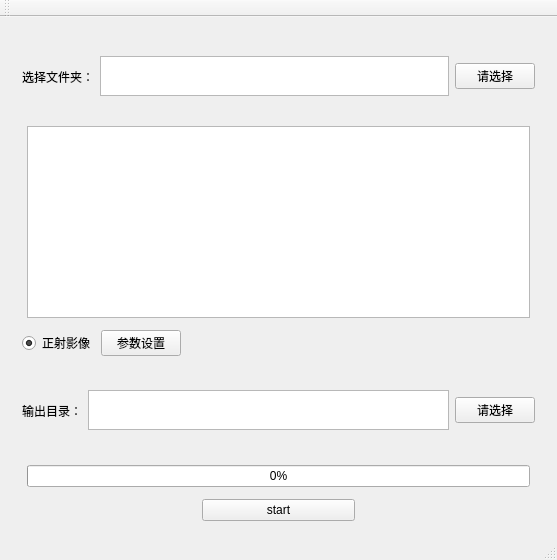
First picture: the form in openDroneMap-QT/mainwindow.ui, repository meitotoro/odm-ubuntu, before the edit.
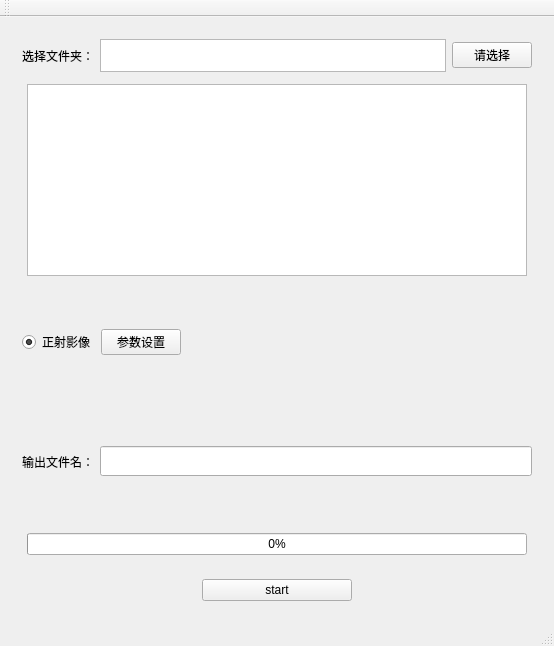
Second picture: the form after the edit.

The edit to the form file:
```diff
--- a/openDroneMap-QT/mainwindow.ui
+++ b/openDroneMap-QT/mainwindow.ui
@@ -6,8 +6,8 @@
    <rect>
     <x>0</x>
     <y>0</y>
-    <width>557</width>
-    <height>560</height>
+    <width>554</width>
+    <height>646</height>
    </rect>
   </property>
   <property name="windowTitle">
@@ -17,6 +17,12 @@
    <layout class="QVBoxLayout" name="verticalLayout">
     <item>
      <widget class="QWidget" name="widget" native="true">
+      <property name="maximumSize">
+       <size>
+        <width>16777215</width>
+        <height>50</height>
+       </size>
+      </property>
       <layout class="QHBoxLayout" name="horizontalLayout">
        <property name="bottomMargin">
         <number>6</number>
@@ -168,24 +174,20 @@
        <item>
         <widget class="QLabel" name="label_2">
          <property name="text">
-          <string>输出目录：</string>
+          <string>输出文件名：</string>
          </property>
         </widget>
        </item>
        <item>
-        <widget class="QTextEdit" name="outputFilePath">
+        <widget class="QLineEdit" name="lineEdit">
          <property name="maximumSize">
           <size>
            <width>16777215</width>
-           <height>40</height>
+           <height>30</height>
           </size>
          </property>
-        </widget>
-       </item>
-       <item>
-        <widget class="QPushButton" name="outputButton">
          <property name="text">
-          <string>请选择</string>
+          <string/>
          </property>
         </widget>
        </item>
@@ -194,6 +196,12 @@
     </item>
     <item>
      <widget class="QWidget" name="widget_6" native="true">
+      <property name="maximumSize">
+       <size>
+        <width>16777215</width>
+        <height>40</height>
+       </size>
+      </property>
       <layout class="QHBoxLayout" name="horizontalLayout_6">
        <property name="spacing">
         <number>0</number>
@@ -248,6 +256,12 @@
     </item>
     <item>
      <widget class="QWidget" name="widget_4" native="true">
+      <property name="maximumSize">
+       <size>
+        <width>16777215</width>
+        <height>40</height>
+       </size>
+      </property>
       <layout class="QHBoxLayout" name="horizontalLayout_4">
        <property name="topMargin">
         <number>0</number>
```
Left out of the diff: 8 changed lines with no effect on the pictures.
